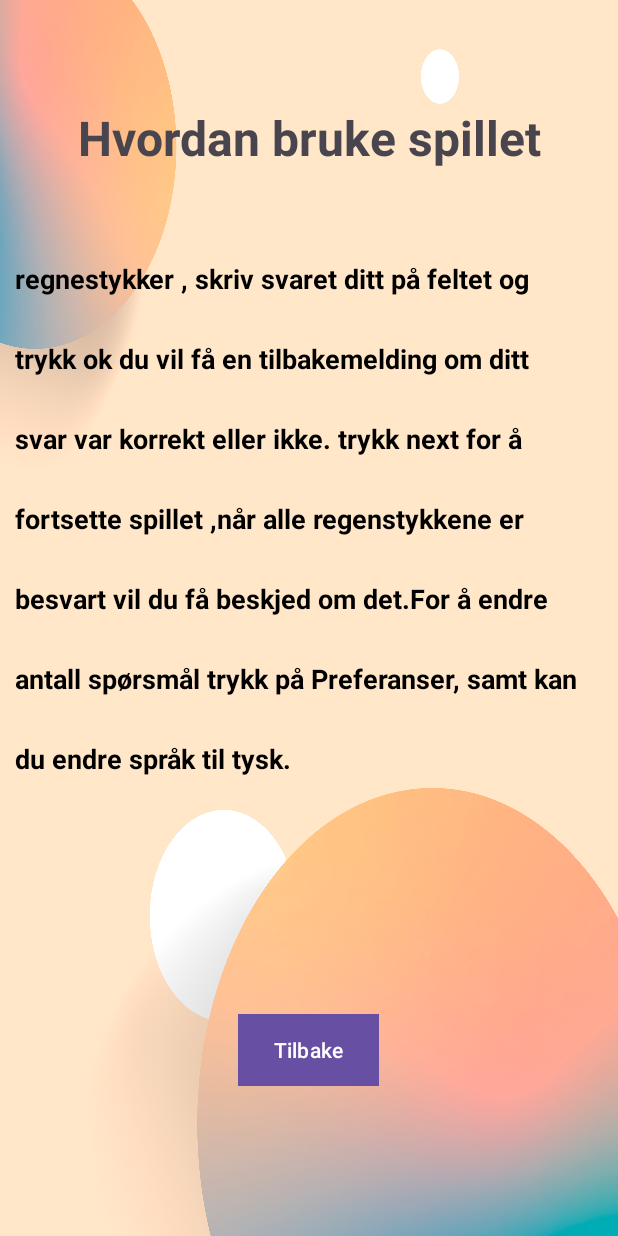
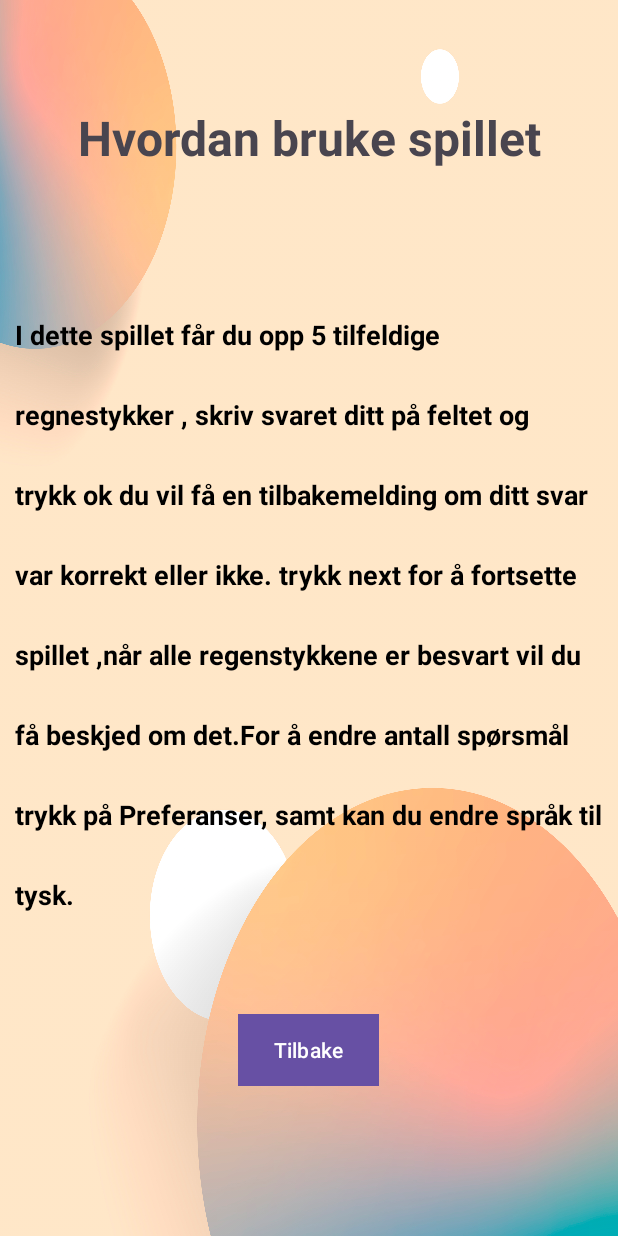
Before and after one commit to Latifa-Ajram/Spill, an Android app: the Omspill screen opened directly, with no data from a screen before it, on a phone screen of 412 x 824 dp. Run offline under Robolectric (Android 15) with nearby library versions, the phone set to English and light mode, and no system bars.

Commit message:
alt av strenger ligger i strings.xml nå

```diff
--- a/app/src/main/java/com/example/project1/Omspill.java
+++ b/app/src/main/java/com/example/project1/Omspill.java
@@ -25,9 +25,9 @@ public class Omspill extends AppCompatActivity {
         omspill = findViewById(R.id.textViewOmspill);
 
 
-                regler.setText(getString(R.string.Hvordan_bruke_spillet));
+                regler.setText(getString(R.string.hvordan_bruke_spillet));
 
-                omspill.setText(getString(R.string.Hvordan_bruke_spillet_beskrivelse));
+                omspill.setText(getString(R.string.hvordan_bruke_spillet_beskrivelse));
 
         Button AvbrytButton = findViewById(R.id.buttonAvbryt);
 
--- a/app/src/main/res/layout-land/activity_omspill.xml
+++ b/app/src/main/res/layout-land/activity_omspill.xml
@@ -19,7 +19,7 @@
             android:layout_height="wrap_content"
             android:layout_gravity="center"
             android:layout_margin="10dp"
-            android:text="@string/Hvordan_bruke_spillet"
+            android:text="@string/hvordan_bruke_spillet"
             android:gravity="center"
             android:padding="10dp"
             android:textSize="32sp"
@@ -44,7 +44,7 @@
             android:gravity="center_horizontal"
             android:lineSpacingExtra="32dp"
             android:padding="40dp"
-            android:text="@string/Hvordan_bruke_spillet_beskrivelse"
+            android:text="@string/hvordan_bruke_spillet_beskrivelse"
             android:textColor="@color/black"
             android:textSize="18sp"
             android:textStyle="bold" />
--- a/app/src/main/res/layout/activity_omspill.xml
+++ b/app/src/main/res/layout/activity_omspill.xml
@@ -23,29 +23,29 @@
             android:gravity="center"
             android:padding="20dp"
             android:textSize="32sp"
-            android:text="@string/regel"
+            android:text="@string/hvordan_bruke_spillet"
             android:textStyle="bold"/>
 
     </LinearLayout>
 
     <LinearLayout
         android:layout_width="match_parent"
-        android:layout_height="549dp"
+        android:layout_height="wrap_content"
         android:layout_marginTop="20dp"
         android:layout_weight="1"> <!-- Øker toppmargen for å heve teksten -->
 
         <TextView
             android:id="@+id/textViewOmspill"
-            android:layout_width="376dp"
-            android:layout_height="400dp"
+            android:layout_width="wrap_content"
+            android:layout_height="wrap_content"
             android:layout_gravity="center"
             android:layout_marginLeft="10dp"
             android:layout_marginRight="10dp"
-            android:layout_marginBottom="100dp"
+            android:layout_marginBottom="10dp"
             android:background="@android:color/transparent"
             android:gravity="center_vertical"
             android:lineSpacingExtra="32dp"
-            android:text="@string/omspill"
+            android:text="@string/hvordan_bruke_spillet_beskrivelse"
             android:textColor="@color/black"
             android:textSize="18sp"
             android:textStyle="bold" />
--- a/app/src/main/res/values/strings.xml
+++ b/app/src/main/res/values/strings.xml
@@ -1,12 +1,12 @@
 <resources>
-    <string name="app_name">Project1</string>
+    <string name="app_name">Mattespill</string>
 
 
     <!-- Strenger for knappene -->
     <string name="tilbake">Tilbake</string>
     <string name="ok">OK</string>
-    <string name="neste">Next</string>
-    <string name="clear">Clear</string>
+    <string name="neste">Neste</string>
+    <string name="clear">slett</string>
     <string name="start">Start</string>
     <string name="omSpillet">Om Spill</string>
     <string name="preferanser">Preferanser</string>
@@ -16,10 +16,15 @@
 
 
     <!-- Strenger for  tekstvisning -->
-    <string name="hint_answer">Please Write Your Answer Here</string>
-    <string name="default_text_view_text">TextView</string>
-    <string name="Hvordan_bruke_spillet">Hvordan bruke spillet</string>
-    <string name="Hvordan_bruke_spillet_beskrivelse"><![CDATA[I dette spillet får du opp 5 tilfeldige regnestykker , skriv svaret ditt på feltet og trykk ok du vil få en tilbakemelding om ditt svar var korrekt eller ikke. trykk next for å fortsette spillet ,når alle regenstykkene er besvart vil du få beskjed om det.For å endre antall spørsmål trykk på Preferanser, samt kan du endre språk til tysk.]]></string>
+    <string name="hint_answer">Skriv ditt svar her</string>
+    <string name="default_text_view_text"></string>
+    <string name="hvordan_bruke_spillet">Hvordan bruke spillet</string>
+    <string name="hvordan_bruke_spillet_beskrivelse"><![CDATA[I dette spillet får du opp 5 tilfeldige regnestykker , skriv svaret ditt på feltet og trykk ok du vil få en tilbakemelding om ditt svar var korrekt eller ikke. trykk next for å fortsette spillet ,når alle regenstykkene er besvart vil du få beskjed om det.For å endre antall spørsmål trykk på Preferanser, samt kan du endre språk til tysk.]]></string>
+    <string name="tilbakeText">Er du sikker på at du vil avslutte spillet?</string>
+    <string name="defaultsporsmaal">5</string>
+    <string name="riktigSvarMelding">gratulerer, du har svart riktig.</string>
+    <string name="feilSvarMelding">Beklager feil svar. riktig svar er:</string>
+    <string name="ingenSporsmaal">Det er ikke flere spørsmål. Gå tilbake! </string>
 
     <!-- Strenger for tallknappene -->
     <string name="button_0">0</string>
@@ -59,10 +64,6 @@
 
     <string name="no">no</string>
     <string name="de">de</string>
-    <string name="sv">sv</string>
-    <string name="regel" />
-    <string name="omspill" />
-    <string name="instillinger" />
 
 
 </resources>
```
Also changed, not shown: app/src/main/java/com/example/project1/StartGame.java (+9 -7 lines), 1 other file.
